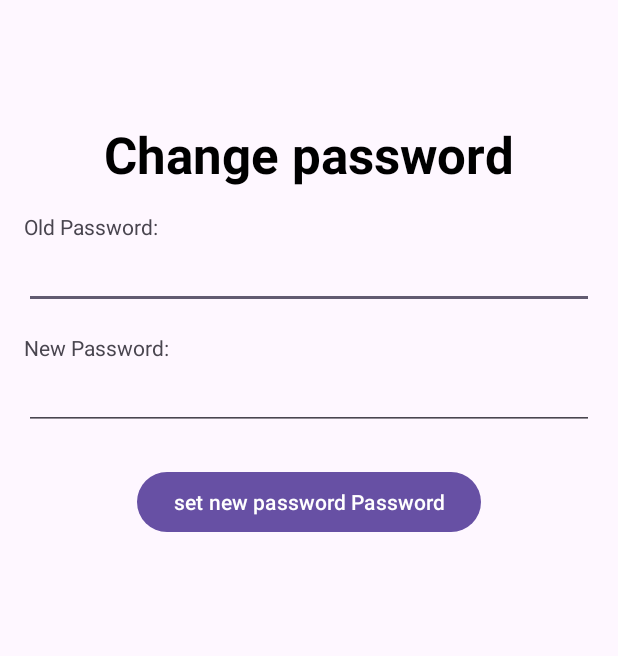
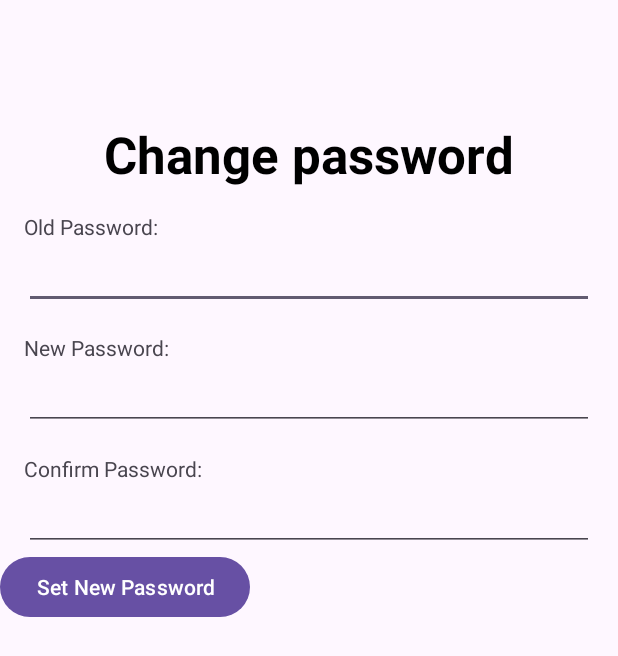
Before and after one commit to Jagatheesh07072004/SREC_Clubs, an Android app: the layout activity_changepassword.xml on its own in the app's theme, with its tools: preview values and no code run, on a phone screen of 412 x 824 dp. Shown: the top 656 px of the screen. Run offline under Robolectric (Android 15) with nearby library versions, the phone set to English and light mode, and no system bars.

Commit message:
mar 21 last

```diff
--- /dev/null
+++ b/app/src/main/res/drawable/exit.xml
@@ -0,0 +1,5 @@
+<vector android:autoMirrored="true" android:height="24dp"
+    android:tint="#000000" android:viewportHeight="24"
+    android:viewportWidth="24" android:width="24dp" xmlns:android="http://schemas.android.com/apk/res/android">
+    <path android:fillColor="@android:color/white" android:pathData="M10.09,15.59L11.5,17l5,-5 -5,-5 -1.41,1.41L12.67,11H3v2h9.67l-2.58,2.59zM19,3H5c-1.11,0 -2,0.9 -2,2v4h2V5h14v14H5v-4H3v4c0,1.1 0.89,2 2,2h14c1.1,0 2,-0.9 2,-2V5c0,-1.1 -0.9,-2 -2,-2z"/>
+</vector>
--- a/app/src/main/res/layout/activity_changepassword.xml
+++ b/app/src/main/res/layout/activity_changepassword.xml
@@ -1,7 +1,10 @@
 <?xml version="1.0" encoding="utf-8"?>
 <RelativeLayout xmlns:android="http://schemas.android.com/apk/res/android"
+    xmlns:tools="http://schemas.android.com/tools"
     android:layout_width="match_parent"
-    android:layout_height="match_parent">
+    android:layout_height="match_parent"
+    tools:ignore="ExtraText">
+
     <TextView
         android:id="@+id/cp"
         android:layout_width="wrap_content"
@@ -50,14 +53,35 @@
         android:layout_marginStart="16dp"
         android:layout_marginEnd="16dp"/>
 
+    <!-- New Row for Confirm Password -->
+
+    <TextView
+        android:id="@+id/textViewConfirmPassword"
+        android:layout_width="wrap_content"
+        android:layout_height="wrap_content"
+        android:text="Confirm Password:"
+        android:layout_below="@id/editTextNewPassword"
+        android:layout_marginTop="16dp"
+        android:layout_marginStart="16dp"/>
+
+    <EditText
+        android:id="@+id/editTextConfirmPassword"
+        android:layout_width="match_parent"
+        android:layout_height="wrap_content"
+        android:inputType="textPassword"
+        android:layout_below="@id/textViewConfirmPassword"
+        android:layout_marginStart="16dp"
+        android:layout_marginEnd="16dp"/>
+
+    <!-- End of New Row for Confirm Password -->
+
     <Button
         android:id="@+id/buttonChangePassword"
         android:layout_width="wrap_content"
         android:layout_height="wrap_content"
-        android:text="set new password Password"
-        android:layout_below="@id/editTextNewPassword"
-        android:layout_marginTop="24dp"
-        android:layout_centerHorizontal="true"/>
+        android:text="Set New Password"
+        android:layout_below="@id/editTextConfirmPassword"/><!-- Changed the reference here -->
+
 
     <TextView
         android:id="@+id/textViewStatus"
--- a/app/src/main/res/layout/activity_home.xml
+++ b/app/src/main/res/layout/activity_home.xml
@@ -263,13 +263,15 @@
                 <ImageView
                     android:layout_width="80dp"
                     android:layout_height="80dp"
-                    android:src="@drawable/settings"
+                    android:src="@drawable/exit"
+                    android:id="@+id/exit1"
                     android:layout_gravity="center_horizontal"/>
 
                 <TextView
                     android:layout_width="wrap_content"
                     android:layout_height="wrap_content"
-                    android:text="Settings"
+
+                    android:text="Exit"
                     android:layout_gravity="center_horizontal"
                     android:textSize="18sp"
                     android:textStyle="bold"
```
Also changed, not shown: app/src/main/java/com/example/mini3/changepassword.java (+87 -1 lines), app/src/main/java/com/example/mini3/home.java (+41 -20 lines).
